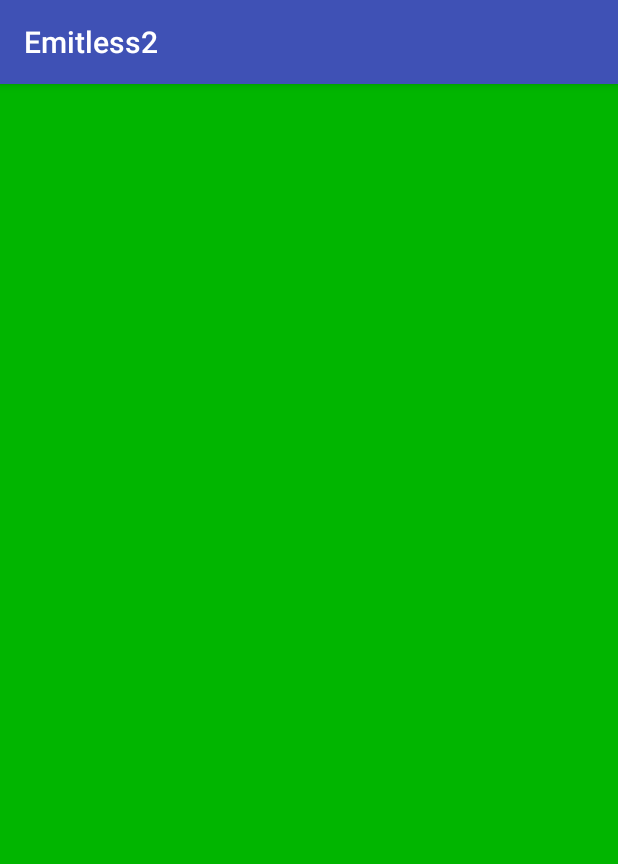
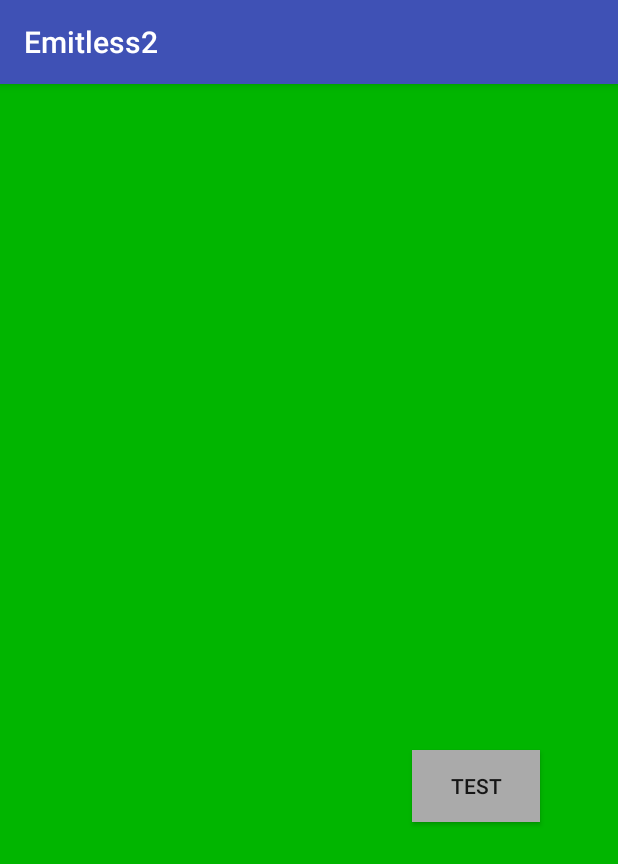
Before and after one commit to teachmyselftocode/Emitless, an Android app: the Page2 screen opened directly, with no data from a screen before it, on a phone screen of 412 x 824 dp. Shown: the top 864 px of the screen. Run offline under Robolectric (Android 15) with nearby library versions, the phone set to English and light mode, and no system bars; network calls fail.

Commit message:
Code Cleanup

```diff
--- a/app/src/main/res/layout/activity_page2.xml
+++ b/app/src/main/res/layout/activity_page2.xml
@@ -6,6 +6,18 @@
     android:layout_height="match_parent"
     android:background="@color/colorGreen3"
     tools:context="com.companyname.emitless2.Page2">
+
+    <Button
+        android:id="@+id/idBuTest3"
+        android:layout_width="85dp"
+        android:layout_height="wrap_content"
+        android:layout_marginEnd="52dp"
+        android:layout_marginTop="444dp"
+        android:background="@android:color/darker_gray"
+        android:onClick="buTest3"
+        android:text="Test"
+        app:layout_constraintEnd_toEndOf="parent"
+        app:layout_constraintTop_toTopOf="parent" />
 
     <TextView
         android:id="@+id/idPrintText"
```
Also changed, not shown: app/src/main/java/com/companyname/emitless2/MainActivity.kt (+80 -9 lines), app/src/main/java/com/companyname/emitless2/Page2.kt (+10 -10 lines).
